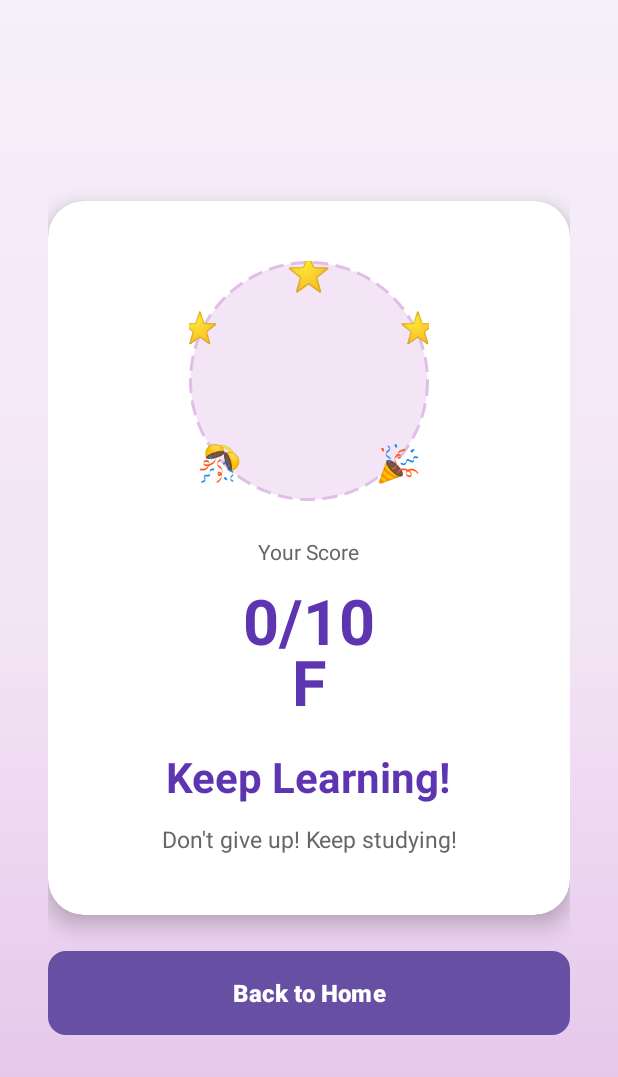
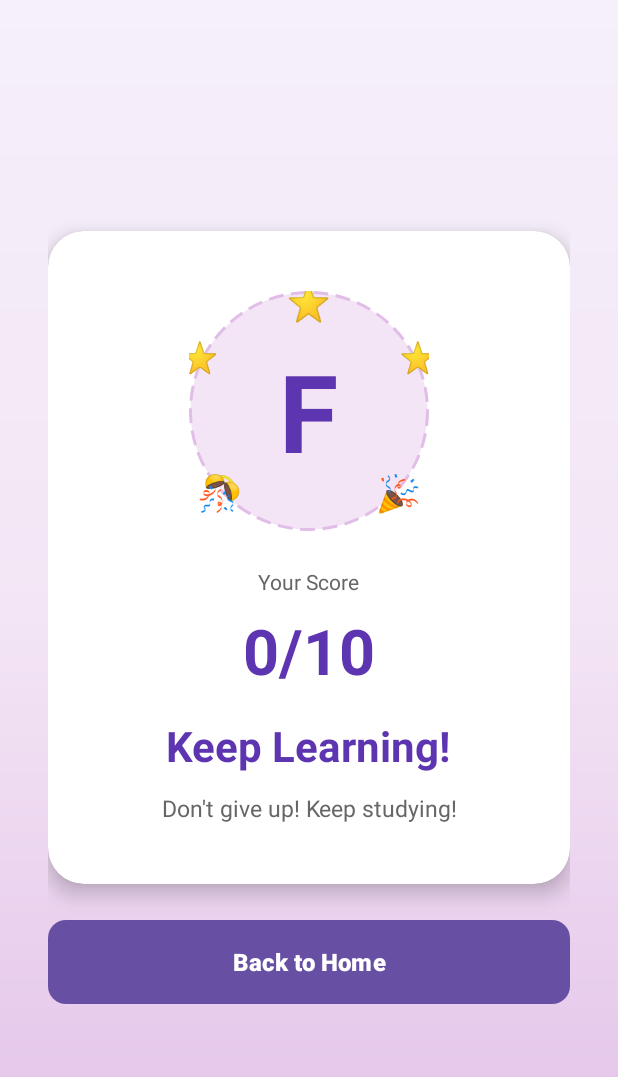
Before and after one commit to lehoang281105/FlashCard, an Android app: the ResultActivity screen opened directly, with no data from a screen before it, on a phone screen of 412 x 824 dp. Shown: the top 1077 px of the screen. Run offline under Robolectric (Android 15) with nearby library versions, the phone set to English and light mode, and no system bars.

Commit message:
lehoang281105-quiz

```diff
--- a/app/src/main/java/com/example/flashcard_quiz/ResultActivity.java
+++ b/app/src/main/java/com/example/flashcard_quiz/ResultActivity.java
@@ -9,7 +9,7 @@ import androidx.appcompat.app.AppCompatActivity;
 
 public class ResultActivity extends AppCompatActivity {
 
-    private TextView tvResult, tvScore, tvMessage;
+    private TextView tvResult, tvScore, tvMessage, tvGrade;
     private Button btnRetry, btnHome;
 
     @Override
@@ -25,6 +25,7 @@ public class ResultActivity extends AppCompatActivity {
         tvResult = findViewById(R.id.tv_result);
         tvScore = findViewById(R.id.tv_score);
         tvMessage = findViewById(R.id.tv_message);
+        tvGrade = findViewById(R.id.tv_grade);
         btnRetry = findViewById(R.id.btn_retry);
         btnHome = findViewById(R.id.btn_home);
 
@@ -36,12 +37,12 @@ public class ResultActivity extends AppCompatActivity {
         int score = getIntent().getIntExtra("score", 0);
         int total = getIntent().getIntExtra("total", 10);
 
-        // Tính điểm chữ cái theo bảng
+        // Hiển thị điểm số bình thường
+        tvScore.setText(score + "/" + total);
+
+        // Tính điểm chữ cái theo bảng và hiển thị ở giữa vòng tròn
         String grade = calculateGrade(score, total);
-        tvScore.setText(score + "/" + total + "\n" + grade);
-
-        // Tính phần trăm
-        double percentage = (score * 100.0) / total;
+        tvGrade.setText(grade);
 
         // Hiển thị thông điệp dựa trên kết quả
         if (grade.equals("A+")) {
--- a/app/src/main/res/layout/activity_result.xml
+++ b/app/src/main/res/layout/activity_result.xml
@@ -35,7 +35,18 @@
                     android:layout_height="match_parent"
                     android:background="@drawable/circle_result_background"/>
 
-                <!-- Stars Decoration would go here -->
+                <!-- Grade Letter in Center -->
+                <TextView
+                    android:id="@+id/tv_grade"
+                    android:layout_width="wrap_content"
+                    android:layout_height="wrap_content"
+                    android:text="A"
+                    android:textSize="72sp"
+                    android:textStyle="bold"
+                    android:textColor="#5E35B1"
+                    android:layout_centerInParent="true"/>
+
+                <!-- Stars Decoration -->
                 <TextView
                     android:layout_width="wrap_content"
                     android:layout_height="wrap_content"
```
